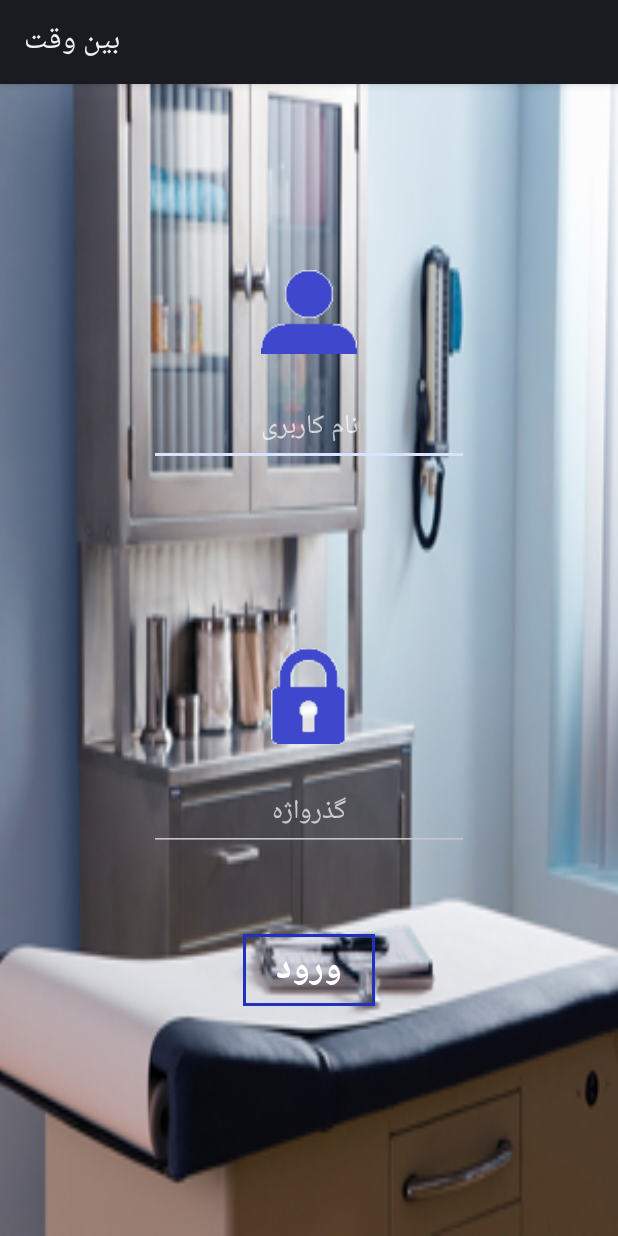
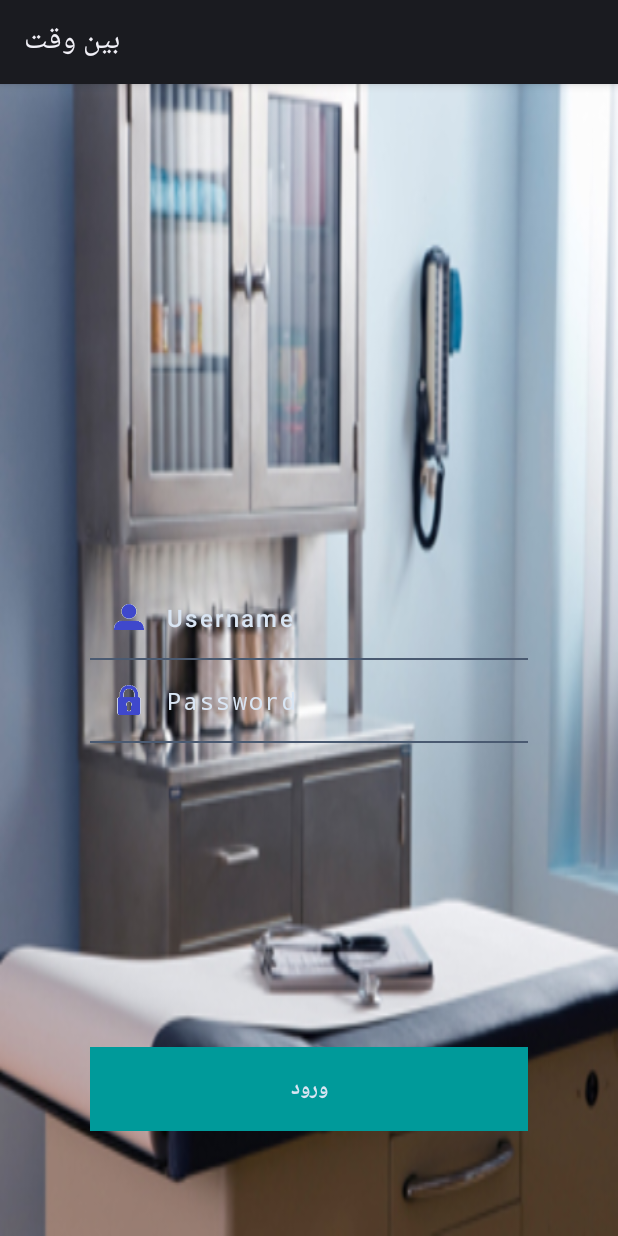
Before and after one commit to hamedmahdavi72/asdAndroid, an Android app: the screen it shows after launch (FullscreenActivity), on a phone screen of 412 x 824 dp. Run offline under Robolectric (Android 15) with nearby library versions, the phone set to English and light mode, and no system bars.

Commit message:
ui correction. activity and fragment layout improved.

```diff
--- a/app/src/main/java/com/example/arya/agileapp/FullscreenActivity.java
+++ b/app/src/main/java/com/example/arya/agileapp/FullscreenActivity.java
@@ -3,17 +3,17 @@ import android.app.Activity;
 import android.content.Intent;
 import android.os.AsyncTask;
 import android.os.Bundle;
+import android.util.Log;
 import android.view.View;
 
-import android.widget.Button;
-import android.widget.EditText;
-import android.widget.ImageView;
-import android.widget.Toast;
+import android.widget.*;
 import com.android.volley.*;
 import com.android.volley.toolbox.*;
 import com.example.arya.fragments.UserProfile;
 import org.json.JSONException;
 import org.json.JSONObject;
+import org.w3c.dom.Text;
+
 import java.net.CookieHandler;
 import java.net.CookieManager;
 import java.util.HashMap;
@@ -25,7 +25,7 @@ import java.util.HashMap;
  */
 public class FullscreenActivity extends Activity {
 
-        Button b1;
+        TextView b1;
         EditText ed1,ed2;
         HashMap<String, String> extraData = new HashMap<>();
         ImageView cris;
@@ -35,7 +35,7 @@ public class FullscreenActivity extends Activity {
             super.onCreate(savedInstanceState);
             setContentView(R.layout.activity_fullscreen);
 
-            b1 = (Button)findViewById(R.id.button);
+            b1 = (TextView)findViewById(R.id.login);
             ed1 = (EditText)findViewById(R.id.username);
             ed2 = (EditText)findViewById(R.id.password);
             CookieHandler.setDefault(new CookieManager());
--- a/app/src/main/java/com/example/arya/fragments/UserProfile.java
+++ b/app/src/main/java/com/example/arya/fragments/UserProfile.java
@@ -49,6 +49,18 @@ public class UserProfile extends FragmentActivity {
             nameValue.setText(info.getString("firstName")+" "+ info.getString("lastName"));
             mobileValue.setText(info.getString("mobileNumber"));
             nationalIdValue.setText(info.getString("nationalId"));
+            if(info.has("supportedInsuranceCompanies")){
+                ImageView profileImage = (ImageView) findViewById(R.id.profileIcon);
+                profileImage.setImageResource(0);
+                profileImage.setImageResource(R.drawable.profpic);
+                profileImage.setBackground(getResources().getDrawable(R.drawable.profpic));
+            }
+            else {
+                ImageView profileImage = (ImageView) findViewById(R.id.profileIcon);
+                profileImage.setImageResource(0);
+                profileImage.setImageResource(R.drawable.users1);
+                profileImage.setBackground(getResources().getDrawable(R.drawable.users1));
+            }
         } catch (JSONException e) {
             e.printStackTrace();
         }
--- a/app/src/main/res/layout/activity_fullscreen.xml
+++ b/app/src/main/res/layout/activity_fullscreen.xml
@@ -1,50 +1,95 @@
-<?xml version = "1.0" encoding = "utf-8"?>
-<RelativeLayout xmlns:android = "http://schemas.android.com/apk/res/android"
-                xmlns:app="http://schemas.android.com/apk/res-auto" xmlns:tools = "http://schemas.android.com/tools"
-                android:id="@+id/container"
-                tools:context = "com.example.arya.agileapp.FullscreenActivity"
-                android:layout_height="match_parent" android:layout_width="match_parent" android:baselineAligned="false"
-                android:background="@mipmap/intro">
-
-
+<?xml version="1.0" encoding="utf-8"?>
+<RelativeLayout xmlns:android="http://schemas.android.com/apk/res/android"
+                android:layout_width="match_parent"
+                android:layout_height="match_parent"
+                android:background="@drawable/intro">
+    <LinearLayout
+            android:layout_width="match_parent"
+            android:layout_height="match_parent"
+            android:gravity="center"
+            android:paddingLeft="60dp"
+            android:paddingRight="60dp">
+        <LinearLayout
+                android:layout_width="match_parent"
+                android:layout_height="wrap_content"
+                android:orientation="vertical">
+            <LinearLayout
+                    android:layout_width="match_parent"
+                    android:layout_height="wrap_content"
+                    android:orientation="horizontal"
+                    android:padding="16dp">
+                <ImageView
+                        android:layout_width="20dp"
+                        android:layout_height="20dp"
+                        android:src="@drawable/usrusr"
+                        android:layout_gravity="center"/>
                 <EditText
-            android:layout_width="wrap_content"
+                        android:id="@+id/username"
+                        android:layout_width="match_parent"
                         android:layout_height="wrap_content"
+                        android:hint="Username"
+                        android:textColorHint="#d9e5f3"
+                        android:layout_marginLeft="15dp"
+                        android:background="#00000000"
+                        android:letterSpacing="0.1"
+                        android:textSize="16dp"
                         android:inputType="text"
-            android:ems="10"
-            android:id="@+id/username" android:textAlignment="center" android:hint="نام کاربری"
-            android:layout_below="@+id/imageButton2" android:layout_centerHorizontal="true"
-            android:layout_marginTop="23dp" android:textColor="@android:color/white"/>
+                        android:textColor="@android:color/black"
+                />
+            </LinearLayout>
+            <LinearLayout
+                    android:layout_width="match_parent"
+                    android:layout_height="1dp"
+                    android:background="#4a5a71"></LinearLayout>
+            <LinearLayout
+                    android:layout_width="match_parent"
+                    android:layout_height="wrap_content"
+                    android:orientation="horizontal"
+                    android:padding="16dp">
+                <ImageView
+                        android:layout_width="20dp"
+                        android:layout_height="20dp"
+                        android:src="@drawable/pswd"
+                        android:layout_gravity="center" android:baselineAlignBottom="false"/>
                 <EditText
-            android:layout_width="wrap_content"
+                        android:id="@+id/password"
+                        android:layout_width="match_parent"
                         android:layout_height="wrap_content"
+                        android:hint="Password"
+                        android:textColorHint="#d9e5f3"
+                        android:layout_marginLeft="15dp"
+                        android:background="#00000000"
                         android:inputType="textPassword"
-            android:ems="10"
-            android:id="@+id/password" android:hint="گذرواژه" android:textAlignment="center"
-            android:layout_marginTop="20dp"
-            android:layout_below="@+id/imageButton3" android:layout_alignStart="@+id/username"
-            android:textColor="@android:color/black"/>
-    <Button
+                        android:letterSpacing="0.1"
+                        android:textSize="16dp"
+                        android:textColor="@android:color/black" android:textAlignment="viewStart"/>
+            </LinearLayout>
+            <LinearLayout
+                    android:layout_width="match_parent"
+                    android:layout_height="1dp"
+                    android:background="#4a5a71"></LinearLayout>
+        </LinearLayout>
+    </LinearLayout>
+    <LinearLayout
+            android:layout_width="match_parent"
+            android:layout_height="match_parent"
+            android:paddingLeft="60dp"
+            android:paddingRight="60dp"
+            android:orientation="vertical"
+            android:gravity="bottom"
+            android:layout_marginBottom="20dp">
+        <TextView
+                android:id="@+id/login"
+                android:layout_width="match_parent"
+                android:layout_height="wrap_content"
+                android:background="#009a9a"
                 android:text="ورود"
-            android:layout_width="wrap_content"
-            android:layout_height="wrap_content"
-            android:id="@+id/button"
-            android:background="@drawable/back"
-            android:elevation="0dp"
-            android:layout_marginTop="55dp"
-            android:layout_below="@+id/password" android:layout_centerHorizontal="true" android:textSize="24sp"
-            android:textStyle="normal|bold" android:textColor="@android:color/white"/>
-    <ImageView
-            android:layout_height="wrap_content" app:srcCompat="@drawable/pswd"
-            android:layout_marginTop="121dp" android:id="@+id/imageButton3"
-            android:layout_width="wrap_content" android:scaleType="fitXY" android:visibility="visible"
-            android:theme="@style/AppTheme" android:layout_below="@+id/username"
-            android:layout_centerHorizontal="true" android:background="@drawable/pswd"/>
-    <ImageView
-            app:srcCompat="@drawable/usrusr" android:id="@+id/imageButton2"
-            android:layout_weight="2"
-            android:layout_marginTop="124dp" android:layout_height="wrap_content" android:layout_width="wrap_content"
-            android:scaleType="fitXY"
-            android:visibility="visible" android:layout_alignParentTop="true" android:layout_centerHorizontal="true"
-            android:background="@drawable/usrusr"/>
+                android:textColor="#d9e5f3"
+                android:textStyle="bold"
+                android:gravity="center"
+                android:layout_gravity="bottom"
+                android:padding="16dp"
+                android:layout_marginBottom="50dp"
+                android:letterSpacing="0.2"/>
+    </LinearLayout>
 </RelativeLayout>
--- a/app/src/main/res/layout/fragment_user_profile.xml
+++ b/app/src/main/res/layout/fragment_user_profile.xml
@@ -94,10 +94,8 @@
             android:layout_marginTop="38dp"
             android:layout_below="@+id/nationalIdValue" android:layout_alignEnd="@+id/textView12"/>
     <ImageView
-            app:srcCompat="@drawable/users"
-            android:id="@+id/imageView"
+            android:id="@+id/profileIcon"
             android:scaleType="fitXY"
-            android:background="@drawable/users"
             android:layout_width="80dp" android:layout_height="80dp" android:layout_below="@+id/profileinfo"
             android:layout_toEndOf="@+id/profileinfo" android:layout_marginTop="24dp"/>
     <TextView
@@ -106,7 +104,7 @@
             android:layout_height="wrap_content"
             android:id="@+id/name"
             android:textStyle="normal|bold"
-            android:layout_below="@+id/imageView" android:layout_alignEnd="@+id/imageView"
+            android:layout_below="@+id/profileIcon" android:layout_alignEnd="@+id/profileIcon"
             android:layout_marginTop="43dp"/>
     <TextView
             android:text="مشخصات فردی"
```
Also changed, not shown: app/src/main/res/drawable/intro.jpg (renamed from app/src/main/res/mipmap-hdpi/intro.jpg), app/src/main/res/drawable/profpic.PNG (added), app/src/main/res/drawable/users1.png (added). Lines whose indentation alone changed are shown as unchanged.
